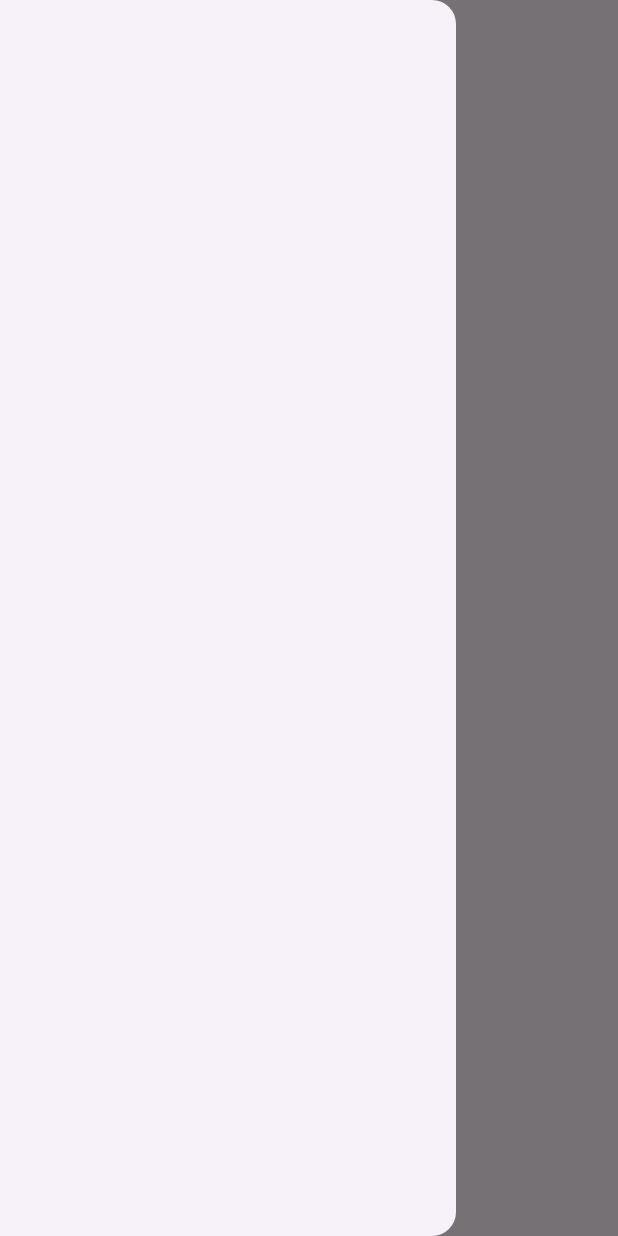
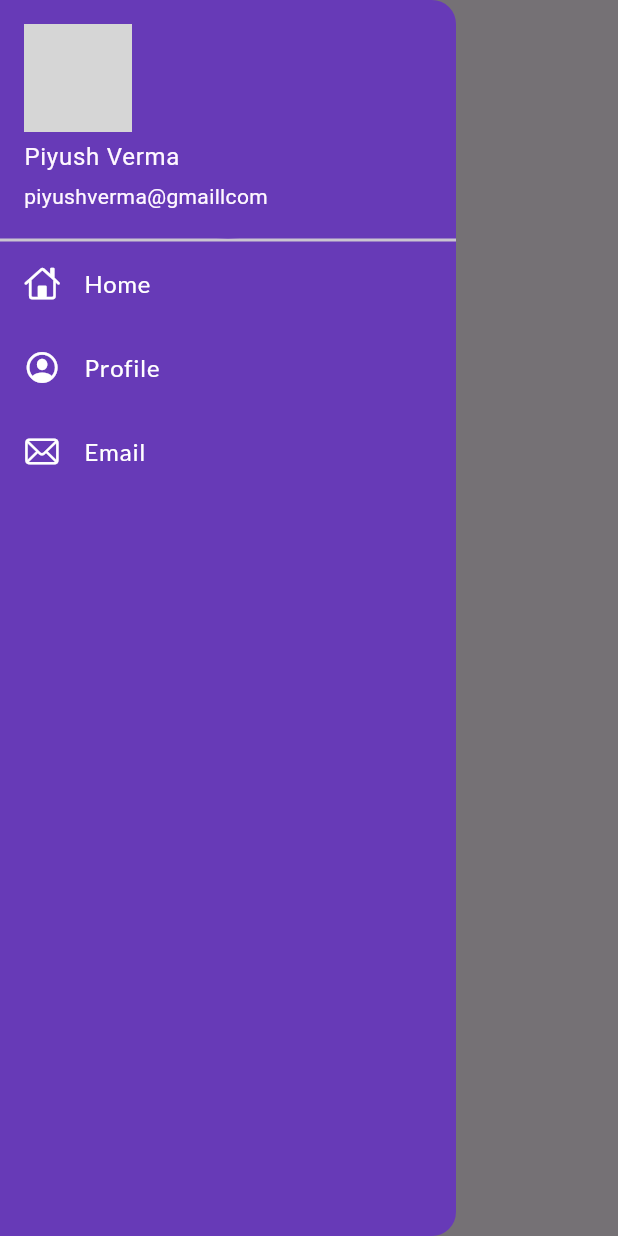
Before and after one commit to android-newbie/30daysFlutterChallenge, a Flutter app: the HomePage screen opened by its route, with the side drawer open, on a phone screen of 412 x 824 dp. Run offline on Flutter 3.47's test engine with Material 3 defaults, Android fonts, the phone set to English and light mode, and no system bars; our stand-ins replace google_fonts; network calls fail; grey boxes are pictures that could not be loaded.

Commit message:
day 9 completed

```diff
--- a/lib/main.dart
+++ b/lib/main.dart
@@ -17,7 +17,7 @@ class MyApp extends StatelessWidget {
   Widget build(BuildContext context) {
     return MaterialApp(
       /// home: HomePage(),
-
+      debugShowCheckedModeBanner: false,
       themeMode: ThemeMode.light,
 
       theme: ThemeData(
--- a/lib/pages/home_page.dart
+++ b/lib/pages/home_page.dart
@@ -1,6 +1,7 @@
 //ignore_for_file: prefer_const_constructors
 
 import 'package:flutter/material.dart';
+import 'package:flutter_application_1/widgets/drawer.dart';
 
 class HomePage extends StatelessWidget {
   String name = "Aman";
@@ -19,7 +20,7 @@ class HomePage extends StatelessWidget {
           textDirection: TextDirection.ltr,
         ),
       ),
-      drawer: Drawer(),
+      drawer: MyDrawer(),
     );
   }
 }
--- a/lib/pages/login_page.dart
+++ b/lib/pages/login_page.dart
@@ -1,6 +1,6 @@
 // ignore_for_file: prefer_const_constructors, sort_child_properties_last
 
-import 'dart:ffi';
+//import 'dart:ffi';
 import 'dart:ui';
 
 import 'package:flutter/animation.dart';
--- /dev/null
+++ b/lib/widgets/drawer.dart
@@ -0,0 +1,70 @@
+// ignore_for_file: prefer_const_constructors, prefer_const_literals_to_create_immutables, use_key_in_widget_constructors
+
+import 'package:flutter/cupertino.dart';
+import 'package:flutter/material.dart';
+import 'package:flutter/widgets.dart';
+
+class MyDrawer extends StatelessWidget {
+  final _userImage =
+      "https://preview.keenthemes.com/metronic-v4/theme_rtl/assets/pages/media/profile/profile_user.jpg";
+  @override
+  Widget build(BuildContext context) {
+    return Drawer(
+      backgroundColor: Colors.deepPurple,
+      child: ListView(
+        padding: EdgeInsets.zero,
+        children: [
+          DrawerHeader(
+            padding: EdgeInsets.zero,
+            margin: EdgeInsets.zero,
+            child: UserAccountsDrawerHeader(
+              decoration: BoxDecoration(
+                  color: Colors.deepPurple, shape: BoxShape.circle),
+              margin: EdgeInsets.only(bottom: 0),
+              accountName: Text(
+                "Piyush Verma",
+              ),
+              accountEmail: Text("piyushverma@gmaillcom"),
+              currentAccountPicture: CircleAvatar(
+                radius: 10,
+                backgroundImage: NetworkImage(
+                  "https://preview.keenthemes.com/metronic-v4/theme_rtl/assets/pages/media/profile/profile_user.jpg",
+                ),
+              ),
+            ),
+          ),
+          ListTile(
+            leading: Icon(
+              CupertinoIcons.home,
+              color: Colors.white,
+            ),
+            title: Text(
+              "Home",
+              style: TextStyle(color: Colors.white),
+            ),
+          ),
+          ListTile(
+            leading: Icon(
+              CupertinoIcons.profile_circled,
+              color: Colors.white,
+            ),
+            title: Text(
+              "Profile",
+              style: TextStyle(color: Colors.white),
+            ),
+          ),
+          ListTile(
+            leading: Icon(
+              CupertinoIcons.mail,
+              color: Colors.white,
+            ),
+            title: Text(
+              "Email",
+              style: TextStyle(color: Colors.white),
+            ),
+          ),
+        ],
+      ),
+    );
+  }
+}
```
Also changed, not shown: 1 other file.
